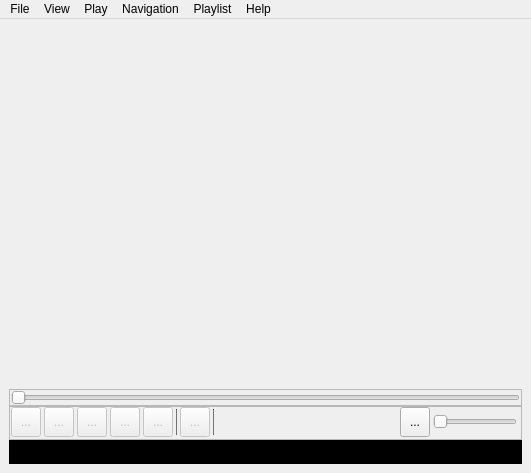
First picture: the form in core/ui/main_window.ui, repository deeffest/DEEF-Lite-Media-Player, before the edit.
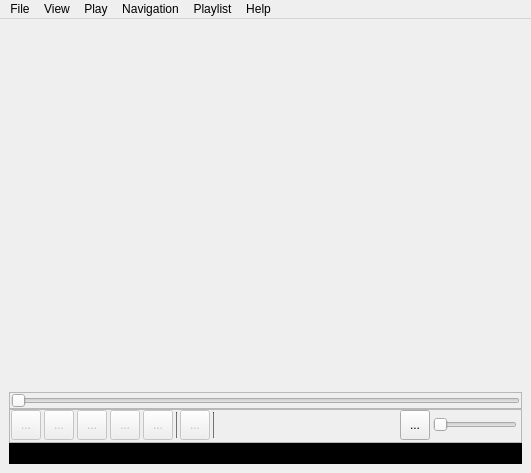
Second picture: the form after the edit. Icons and pictures are not drawn.

Diff of the .ui file:
```diff
--- a/core/ui/main_window.ui
+++ b/core/ui/main_window.ui
@@ -466,11 +466,11 @@
             <enum>Qt::Horizontal</enum>
            </property>
            <property name="sizeType">
-            <enum>QSizePolicy::Expanding</enum>
+            <enum>QSizePolicy::MinimumExpanding</enum>
            </property>
            <property name="sizeHint" stdset="0">
             <size>
-             <width>10</width>
+             <width>30</width>
              <height>20</height>
             </size>
            </property>
@@ -562,19 +562,19 @@
       </property>
       <layout class="QHBoxLayout" name="horizontalLayout_4">
        <property name="spacing">
-        <number>3</number>
+        <number>0</number>
        </property>
        <property name="leftMargin">
-        <number>6</number>
+        <number>3</number>
        </property>
        <property name="topMargin">
-        <number>4</number>
+        <number>2</number>
        </property>
        <property name="rightMargin">
-        <number>6</number>
+        <number>3</number>
        </property>
        <property name="bottomMargin">
-        <number>4</number>
+        <number>3</number>
        </property>
        <item>
         <widget class="QLabel" name="label">
```
Left out of the diff: 199 changed lines with no effect on the pictures.
